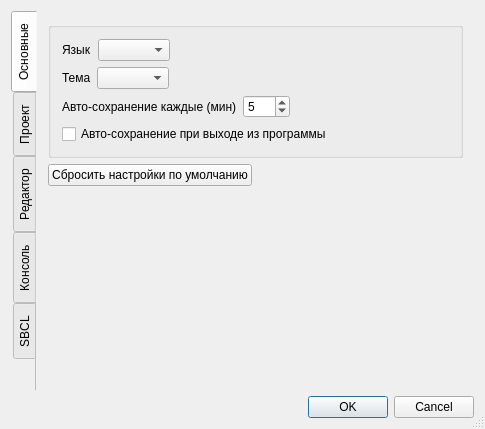
First picture: the form in src/ui/dialogs/settings_dialog.ui, repository SerZok/LIDE, before the edit.
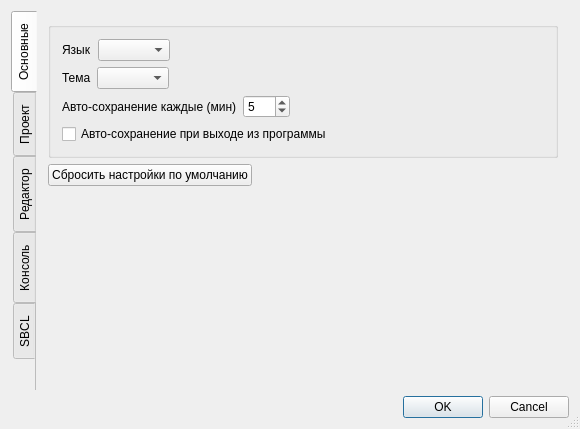
Second picture: the form after the edit.

Commit message:
feature [Settings]: Доработка настроек приложения
- Доработан ui/ux SettingsDialog;
- Доработан класс Settings: добавлены недостающие методы и параметры;
- Добавлено корректное взаимодействие с  файлами перевода;
- Убраны вызовы смены темы в MainWindow - надо через настройки;
- Обновление README.md - описание обновления переводов.

The edit to the form file:
```diff
--- a/src/ui/dialogs/settings_dialog.ui
+++ b/src/ui/dialogs/settings_dialog.ui
@@ -9,7 +9,7 @@
    <rect>
     <x>0</x>
     <y>0</y>
-    <width>485</width>
+    <width>580</width>
     <height>429</height>
    </rect>
   </property>
@@ -49,6 +49,15 @@
      <property name="documentMode">
       <bool>true</bool>
      </property>
+     <property name="tabsClosable">
+      <bool>false</bool>
+     </property>
+     <property name="movable">
+      <bool>false</bool>
+     </property>
+     <property name="tabBarAutoHide">
+      <bool>false</bool>
+     </property>
      <widget class="QWidget" name="generalTab">
       <property name="contextMenuPolicy">
        <enum>Qt::ContextMenuPolicy::NoContextMenu</enum>
@@ -62,6 +71,12 @@
          <property name="title">
           <string/>
          </property>
+         <property name="flat">
+          <bool>false</bool>
+         </property>
+         <property name="checkable">
+          <bool>false</bool>
+         </property>
          <layout class="QGridLayout" name="gridLayout_2">
           <item row="0" column="0">
            <layout class="QHBoxLayout" name="horizontalLayout">
```
Left out of the diff: 47 changed lines with no effect on the pictures. The commit also changes 11 other files.
